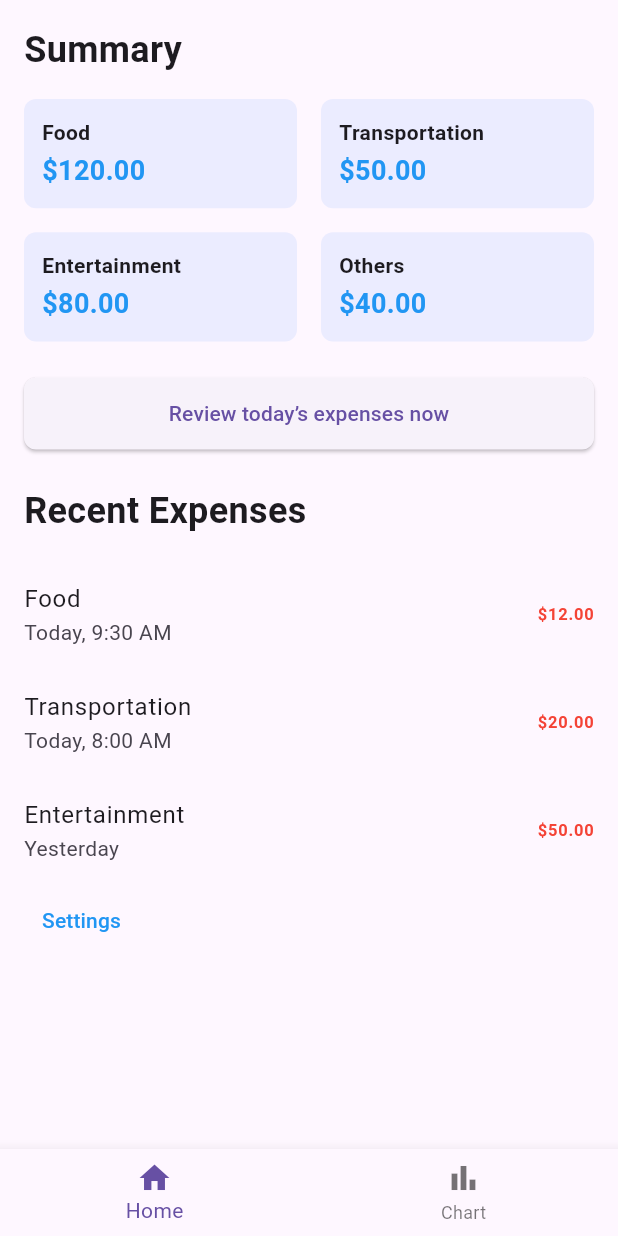
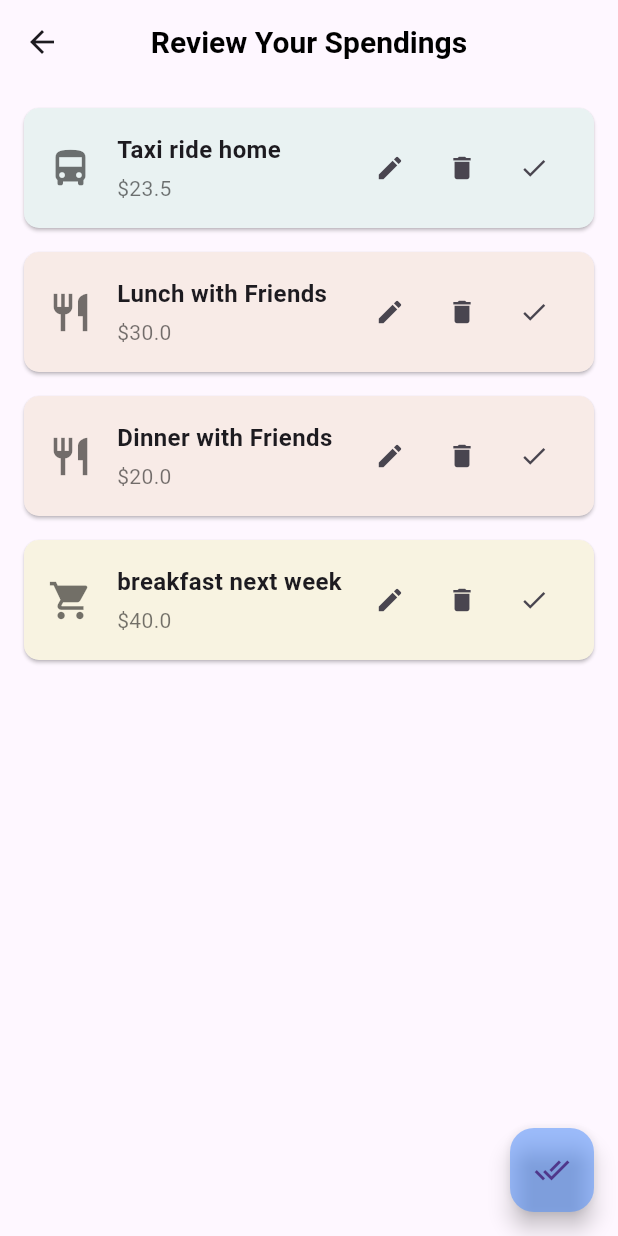
Before and after one commit to wgzesg/expense_tracker, a Flutter app: the screen it shows after launch, after a tap on "Review today’s expenses now", on a phone screen of 412 x 824 dp. Run offline on Flutter 3.47's test engine with Material 3 defaults, Android fonts, the phone set to English and light mode, and no system bars.

Commit message:
feat: review today

```diff
--- /dev/null
+++ b/lib/src/tabs/daily_review_screen.dart
@@ -0,0 +1,271 @@
+import 'package:flutter/material.dart';
+import 'package:flutter_application_1/store/store.dart';
+
+class DailyReviewScreen extends StatefulWidget {
+  const DailyReviewScreen({super.key});
+
+  @override
+  _DailyReviewScreenState createState() => _DailyReviewScreenState();
+}
+
+class _DailyReviewScreenState extends State<DailyReviewScreen> {
+  List<Map<String, dynamic>> todayExpenses = getTodayExpenses();
+
+  @override
+  Widget build(BuildContext context) {
+    return Scaffold(
+      appBar: AppBar(
+        title: const Text('Review Your Spendings'),
+        centerTitle: true,
+        // backgroundColor: Colors.white,
+        elevation: 0,
+        titleTextStyle: const TextStyle(
+          fontSize: 20,
+          fontWeight: FontWeight.bold,
+          color: Colors.black,
+        ),
+      ),
+      body: Padding(
+        padding: const EdgeInsets.all(16.0),
+        child: ListView.builder(
+          itemCount: todayExpenses.length,
+          itemBuilder: (context, index) {
+            final expense = todayExpenses[index];
+            if (expense['confirmed'] == false) {
+              return Card(
+                shape: RoundedRectangleBorder(
+                  borderRadius: BorderRadius.circular(10),
+                ),
+                margin: const EdgeInsets.only(bottom: 16),
+                child: Container(
+                  padding: const EdgeInsets.all(16),
+                  decoration: BoxDecoration(
+                    color: _getCategoryColor(expense['category']),
+                    borderRadius: BorderRadius.circular(10),
+                  ),
+                  child: Row(
+                    children: [
+                      Icon(_getCategoryIcon(expense['category']),
+                          size: 30, color: Colors.black54),
+                      const SizedBox(width: 16),
+                      Expanded(
+                        child: Column(
+                          crossAxisAlignment: CrossAxisAlignment.start,
+                          children: [
+                            Text(
+                              expense['details'],
+                              style: const TextStyle(
+                                fontSize: 16,
+                                fontWeight: FontWeight.bold,
+                              ),
+                            ),
+                            const SizedBox(height: 4),
+                            Text(
+                              '\$${expense['amount'].toString()}',
+                              style: const TextStyle(
+                                fontSize: 14,
+                                color: Colors.black54,
+                              ),
+                            ),
+                          ],
+                        ),
+                      ),
+                      Row(
+                        children: [
+                          IconButton(
+                            onPressed: () => _editExpense(index),
+                            icon: const Icon(Icons.edit, size: 20),
+                          ),
+                          IconButton(
+                            onPressed: () => _deleteExpense(index),
+                            icon: const Icon(Icons.delete, size: 20),
+                          ),
+                          IconButton(
+                            onPressed: () => _addExpense(index),
+                            icon: const Icon(Icons.done, size: 20),
+                          ),
+                        ],
+                      ),
+                    ],
+                  ),
+                ),
+              );
+            } else {
+              return Card(
+                shape: RoundedRectangleBorder(
+                  borderRadius: BorderRadius.circular(10),
+                ),
+                margin: const EdgeInsets.only(bottom: 16),
+                child: Container(
+                  padding: const EdgeInsets.all(16),
+                  decoration: BoxDecoration(
+                    color: _getCategoryColor(expense['category']),
+                    borderRadius: BorderRadius.circular(10),
+                  ),
+                  child: Row(
+                    children: [
+                      Icon(_getCategoryIcon(expense['category']),
+                          size: 30, color: Colors.grey),
+                      const SizedBox(width: 16),
+                      Expanded(
+                        child: Column(
+                          crossAxisAlignment: CrossAxisAlignment.start,
+                          children: [
+                            Text(
+                              expense['details'],
+                              style: const TextStyle(
+                                fontSize: 16,
+                                fontWeight: FontWeight.bold,
+                                color: Colors.grey, // Grey text
+                                decoration: TextDecoration
+                                    .lineThrough, // Crossed-out text
+                              ),
+                            ),
+                            const SizedBox(height: 4),
+                            Text(
+                              '\$${expense['amount'].toString()}',
+                              style: const TextStyle(
+                                fontSize: 14,
+                                color: Colors.black54,
+                              ),
+                            ),
+                          ],
+                        ),
+                      ),
+                      Row(
+                        children: [
+                          IconButton(
+                            onPressed: () => _editExpense(index),
+                            icon: const Icon(Icons.edit, size: 20),
+                          ),
+                          IconButton(
+                            onPressed: () => _deleteExpense(index),
+                            icon: const Icon(Icons.delete, size: 20),
+                          ),
+                          IconButton(
+                            onPressed: () {},
+                            icon: const Icon(Icons.done, size: 20),
+                          ),
+                        ],
+                      ),
+                    ],
+                  ),
+                ),
+              );
+            }
+          },
+        ),
+      ),
+      floatingActionButton: FloatingActionButton(
+        onPressed: () => _addAll(),
+        child: const Icon(Icons.done_all),
+        backgroundColor: Colors.blueAccent.withOpacity(0.5),
+      ),
+    );
+  }
+
+  Color _getCategoryColor(String category) {
+    switch (category) {
+      case 'Transportation':
+        return Colors.greenAccent.withOpacity(0.1);
+      case 'Dining':
+        return Colors.orangeAccent.withOpacity(0.1);
+      case 'Grocery':
+        return Colors.yellowAccent.withOpacity(0.1);
+      default:
+        return Colors.greenAccent.withOpacity(0.1);
+    }
+  }
+
+  IconData _getCategoryIcon(String category) {
+    switch (category) {
+      case 'Transportation':
+        return Icons.directions_bus;
+      case 'Dining':
+        return Icons.restaurant;
+      case 'Grocery':
+        return Icons.shopping_cart;
+      default:
+        return Icons.category;
+    }
+  }
+
+  void _editExpense(int index) async {
+    final expense = recentExpenses[index];
+    final result = await showDialog<Map<String, dynamic>>(
+      context: context,
+      builder: (context) {
+        String category = expense['category'];
+        String details = expense['details'];
+        String amount = expense['amount'].toString();
+        return AlertDialog(
+          title: const Text('Edit Expense'),
+          content: Column(
+            mainAxisSize: MainAxisSize.min,
+            children: [
+              TextField(
+                controller: TextEditingController(text: details),
+                decoration: const InputDecoration(labelText: 'Details'),
+                onChanged: (value) {
+                  details = value;
+                },
+              ),
+              TextField(
+                controller: TextEditingController(text: amount),
+                decoration: const InputDecoration(labelText: 'Amount'),
+                keyboardType: TextInputType.number,
+                onChanged: (value) {
+                  amount = value;
+                },
+              ),
+            ],
+          ),
+          actions: [
+            TextButton(
+              onPressed: () => Navigator.pop(context, null),
+              child: const Text('Cancel'),
+            ),
+            TextButton(
+              onPressed: () {
+                Navigator.pop(context, {
+                  'category': category,
+                  'details': details,
+                  'amount': double.tryParse(amount) ?? 0,
+                });
+              },
+              child: const Text('Save'),
+            ),
+          ],
+        );
+      },
+    );
+
+    if (result != null) {
+      setState(() {
+        recentExpenses[index] = result;
+      });
+    }
+  }
+
+  void _deleteExpense(int index) {
+    setState(() {
+      recentExpenses.removeAt(index);
+    });
+  }
+
+  void _addExpense(index) {
+    // Implement add expense logic here
+    confirmExpense(index);
+    setState(() {
+      todayExpenses = getTodayExpenses();
+    });
+  }
+
+  void _addAll() {
+    // Implement add expense logic here
+    confirmAllExpense();
+    setState(() {
+      todayExpenses = getTodayExpenses();
+    });
+  }
+}
--- a/lib/src/tabs/home_screen.dart
+++ b/lib/src/tabs/home_screen.dart
@@ -1,19 +1,17 @@
 import 'package:flutter/material.dart';
+import 'package:flutter_application_1/src/tabs/daily_review_screen.dart';
+import 'package:flutter_application_1/store/store.dart';
 
 class HomeScreen extends StatelessWidget {
   // Dummy data for categories and expenses
   final Map<String, double> categorySummary = {
-    'Food': 120.0,
+    'Dining': 120.0,
     'Transportation': 50.0,
-    'Entertainment': 80.0,
+    'Grocery': 80.0,
     'Others': 40.0,
   };
 
-  final List<Map<String, dynamic>> recentExpenses = [
-    {'category': 'Food', 'amount': 12.0, 'date': 'Today, 9:30 AM'},
-    {'category': 'Transportation', 'amount': 20.0, 'date': 'Today, 8:00 AM'},
-    {'category': 'Entertainment', 'amount': 50.0, 'date': 'Yesterday'},
-  ];
+  List<Map<String, dynamic>> recentExpenses = getExpenses();
 
   HomeScreen({super.key});
 
@@ -77,7 +75,11 @@ class HomeScreen extends StatelessWidget {
             // 2. Button for reviewing today's expenses
             ElevatedButton(
               onPressed: () {
-                // Add action for the button
+                Navigator.push(
+                  context,
+                  MaterialPageRoute(
+                      builder: (context) => const DailyReviewScreen()),
+                );
               },
               style: ElevatedButton.styleFrom(
                 minimumSize: const Size(double.infinity, 48),
@@ -104,14 +106,12 @@ class HomeScreen extends StatelessWidget {
                 final expense = recentExpenses[index];
                 return ListTile(
                   contentPadding: EdgeInsets.zero,
-                  title: Text(expense['category']),
+                  title: Text(expense['details']),
                   subtitle: Text(expense['date']),
                   trailing: Text(
                     '\$${expense['amount'].toStringAsFixed(2)}',
                     style: const TextStyle(
-                      fontWeight: FontWeight.bold,
-                      color: Colors.red,
-                    ),
+                        fontWeight: FontWeight.bold, color: Colors.blue),
                   ),
                 );
               },
@@ -122,7 +122,8 @@ class HomeScreen extends StatelessWidget {
               onPressed: () {
                 Navigator.push(
                   context,
-                  MaterialPageRoute(builder: (context) => const SettingsScreen()),
+                  MaterialPageRoute(
+                      builder: (context) => const SettingsScreen()),
                 );
               },
               child: const Text(
@@ -185,7 +186,8 @@ class _SettingsScreenState extends State<SettingsScreen> {
               trailing: IconButton(
                 icon: const Icon(Icons.edit),
                 onPressed: () {
-                  _editLimit(context, 'Monthly Limit', monthlyLimit, (newLimit) {
+                  _editLimit(context, 'Monthly Limit', monthlyLimit,
+                      (newLimit) {
                     setState(() {
                       monthlyLimit = newLimit;
                     });
@@ -207,7 +209,8 @@ class _SettingsScreenState extends State<SettingsScreen> {
                 trailing: IconButton(
                   icon: const Icon(Icons.edit),
                   onPressed: () {
-                    _editLimit(context, '${entry.key} Limit', entry.value, (newLimit) {
+                    _editLimit(context, '${entry.key} Limit', entry.value,
+                        (newLimit) {
                       setState(() {
                         categoryThresholds[entry.key] = newLimit;
                       });
@@ -249,7 +252,8 @@ class _SettingsScreenState extends State<SettingsScreen> {
     double currentValue,
     void Function(double) onSave,
   ) {
-    TextEditingController controller = TextEditingController(text: currentValue.toStringAsFixed(2));
+    TextEditingController controller =
+        TextEditingController(text: currentValue.toStringAsFixed(2));
     showDialog(
       context: context,
       builder: (context) => AlertDialog(
--- /dev/null
+++ b/lib/store/store.dart
@@ -0,0 +1,75 @@
+import 'package:flutter/material.dart';
+
+List<Map<String, dynamic>> todayExpenses = [
+  {
+    'category': 'Transportation',
+    'details': 'Taxi ride home',
+    'amount': 23.5,
+    'date': 'Today',
+    'confirmed': false,
+  },
+  {
+    'category': 'Dining',
+    'details': 'Lunch with Friends',
+    'amount': 30.0,
+    'date': 'Today',
+    'confirmed': false,
+  },
+  {
+    'category': 'Dining',
+    'details': 'Dinner with Friends',
+    'amount': 20.0,
+    'date': 'Today',
+    'confirmed': false,
+  },
+  {
+    'category': 'Grocery',
+    'details': 'breakfast next week',
+    'amount': 40.0,
+    'date': 'Today',
+    'confirmed': false,
+  },
+];
+
+List<Map<String, dynamic>> recentExpenses = [
+  {
+    'category': 'Dining',
+    'details': 'family outing',
+    'amount': 12.0,
+    'date': 'Today, 9:30 AM'
+  },
+  {
+    'category': 'Transportation',
+    'details': 'taxi to work',
+    'amount': 20.0,
+    'date': 'Today, 8:00 AM'
+  },
+  {
+    'category': 'Grocery',
+    'details': 'fruits',
+    'amount': 50.0,
+    'date': 'Yesterday'
+  },
+];
+
+List<Map<String, dynamic>> getExpenses() {
+  return recentExpenses;
+}
+
+List<Map<String, dynamic>> getTodayExpenses() {
+  return todayExpenses;
+}
+
+void confirmExpense(int index) {
+  if (todayExpenses[index]['confirmed']) {
+    return;
+  }
+  todayExpenses[index]['confirmed'] = true;
+  recentExpenses.add(todayExpenses[index]);
+}
+
+void confirmAllExpense() {
+  for (int i = 0; i < todayExpenses.length; i++) {
+    confirmExpense(i);
+  }
+}
```
